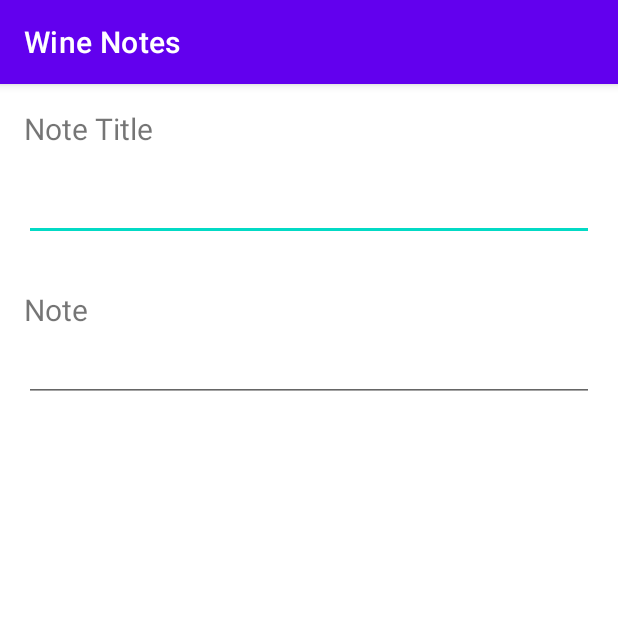
After one commit to tnt177/WineNotes, an Android app: the WineActivity screen opened directly, with no data from a screen before it, on a phone screen of 412 x 824 dp, the top half of it. The commit adds this screen. Run offline under Robolectric (Android 15) with nearby library versions, the phone set to English and light mode, and no system bars.

Commit message:
Added wine activity

```diff
--- a/app/src/main/AndroidManifest.xml
+++ b/app/src/main/AndroidManifest.xml
@@ -10,6 +10,9 @@
         android:supportsRtl="true"
         android:theme="@style/Theme.WineNotes">
         <activity
+            android:name=".WineActivity"
+            android:exported="false" />
+        <activity
             android:name=".MainActivity"
             android:exported="true">
             <intent-filter>
--- /dev/null
+++ b/app/src/main/java/com/example/winenotes/WineActivity.kt
@@ -0,0 +1,17 @@
+package com.example.winenotes
+
+import androidx.appcompat.app.AppCompatActivity
+import android.os.Bundle
+import com.example.winenotes.databinding.ActivityWineBinding
+
+class WineActivity : AppCompatActivity() {
+
+    private lateinit var binding: ActivityWineBinding
+
+    override fun onCreate(savedInstanceState: Bundle?) {
+        super.onCreate(savedInstanceState)
+        binding = ActivityWineBinding.inflate(layoutInflater)
+        setContentView(binding.root)
+
+    }
+}
--- /dev/null
+++ b/app/src/main/res/layout/activity_wine.xml
@@ -0,0 +1,63 @@
+<?xml version="1.0" encoding="utf-8"?>
+<androidx.constraintlayout.widget.ConstraintLayout xmlns:android="http://schemas.android.com/apk/res/android"
+    xmlns:app="http://schemas.android.com/apk/res-auto"
+    xmlns:tools="http://schemas.android.com/tools"
+    android:layout_width="match_parent"
+    android:layout_height="match_parent"
+    tools:context=".WineActivity">
+
+    <TextView
+        android:id="@+id/textView"
+        android:layout_width="wrap_content"
+        android:layout_height="wrap_content"
+        android:layout_marginStart="16dp"
+        android:layout_marginTop="16dp"
+        android:text="@string/note_title"
+        android:textSize="20sp"
+        app:layout_constraintStart_toStartOf="parent"
+        app:layout_constraintTop_toTopOf="parent" />
+
+    <EditText
+        android:id="@+id/title_editText"
+        android:layout_width="0dp"
+        android:layout_height="wrap_content"
+        android:layout_marginStart="16dp"
+        android:layout_marginEnd="16dp"
+        android:ems="10"
+        android:importantForAutofill="no"
+        android:inputType="textPersonName"
+        android:textSize="30sp"
+        app:layout_constraintEnd_toEndOf="parent"
+        app:layout_constraintHorizontal_bias="0.0"
+        app:layout_constraintStart_toStartOf="parent"
+        app:layout_constraintTop_toBottomOf="@+id/textView"
+        tools:ignore="SpeakableTextPresentCheck" />
+
+    <TextView
+        android:id="@+id/textView2"
+        android:layout_width="wrap_content"
+        android:layout_height="wrap_content"
+        android:layout_marginStart="16dp"
+        android:layout_marginTop="32dp"
+        android:text="@string/note"
+        android:textSize="20sp"
+        app:layout_constraintBottom_toTopOf="@+id/editTextTextMultiLine"
+        app:layout_constraintStart_toStartOf="parent"
+        app:layout_constraintTop_toBottomOf="@+id/title_editText" />
+
+    <EditText
+        android:id="@+id/editTextTextMultiLine"
+        android:layout_width="0dp"
+        android:layout_height="wrap_content"
+        android:layout_marginStart="16dp"
+        android:layout_marginEnd="16dp"
+        android:ems="10"
+        android:gravity="start|top"
+        android:importantForAutofill="no"
+        android:inputType="textMultiLine"
+        android:minHeight="48dp"
+        app:layout_constraintEnd_toEndOf="parent"
+        app:layout_constraintStart_toStartOf="parent"
+        app:layout_constraintTop_toBottomOf="@+id/textView2"
+        tools:ignore="SpeakableTextPresentCheck" />
+</androidx.constraintlayout.widget.ConstraintLayout>
--- a/app/src/main/res/values/strings.xml
+++ b/app/src/main/res/values/strings.xml
@@ -4,4 +4,6 @@
     <string name="sort_by_title">Sort Notes by Title</string>
     <string name="sort_by_last_modified_date">Sort Notes by Last Modified Date</string>
     <string name="add_a_new_note">Add a New Note</string>
+    <string name="note_title">Note Title</string>
+    <string name="note">Note</string>
 </resources>
```
